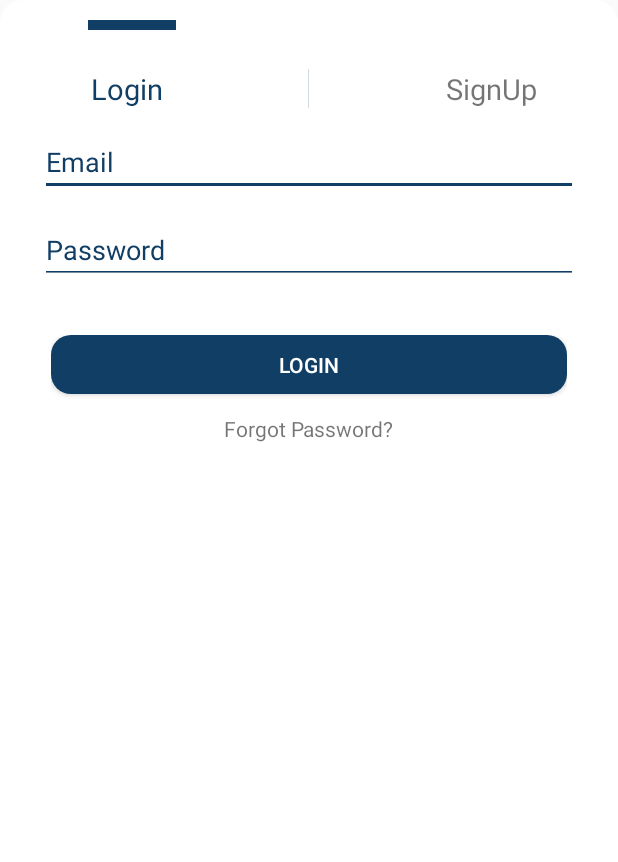
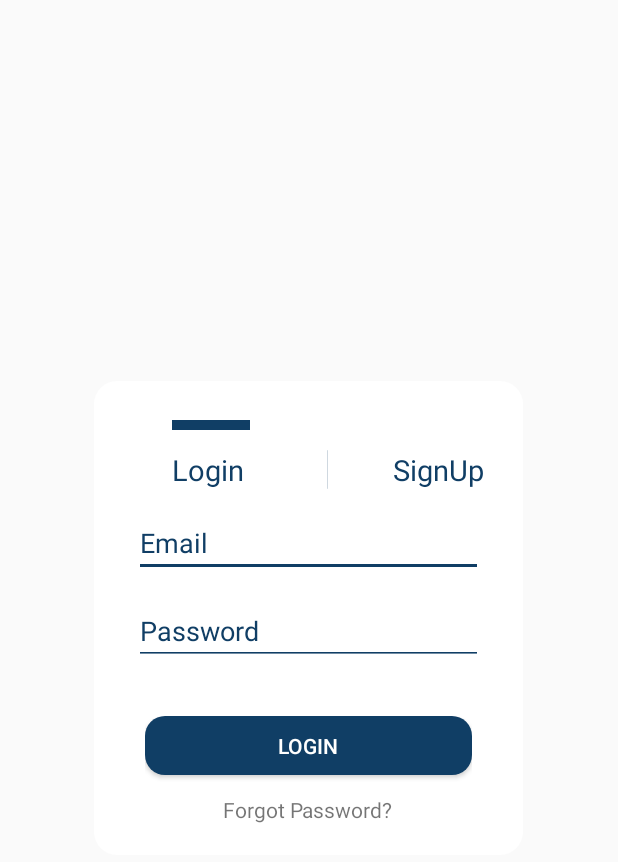
Before and after one commit to haiderSultan502/LiveNewsGlobe, an Android app: the layout custom_login_signup_dialog.xml on its own in the app's theme, with its tools: preview values and no code run, on a phone screen of 412 x 824 dp. Shown: the top 862 px of the screen. Run offline under Robolectric (Android 15) with nearby library versions, the phone set to English and light mode, and no system bars.

```diff
--- a/app/src/main/java/com/example/livenewsglobe/adapter/NewsItem.java
+++ b/app/src/main/java/com/example/livenewsglobe/adapter/NewsItem.java
@@ -1,15 +1,11 @@
 package com.example.livenewsglobe.adapter;
 
-import android.app.Dialog;
 import android.content.Context;
-import android.graphics.Color;
-import android.graphics.drawable.ColorDrawable;
 import android.os.Bundle;
 import android.view.LayoutInflater;
 import android.view.View;
 import android.view.ViewGroup;
 import android.view.animation.Animation;
-import android.widget.Button;
 import android.widget.ImageView;
 import android.widget.LinearLayout;
 import android.widget.TextView;
@@ -157,7 +153,7 @@ public class NewsItem extends RecyclerView.Adapter<NewsItem.ItemViewHolder> impl
         holder.imageVideoPlayButton.setOnClickListener(new View.OnClickListener() {
             @Override
             public void onClick(View v) {
-                customAlertDialog.clickListener();
+                customAlertDialog.showDialog();
             }
         });
     }
--- a/app/src/main/res/anim/alert_bar_move_right.xml
+++ b/app/src/main/res/anim/alert_bar_move_right.xml
@@ -5,6 +5,6 @@
     android:fillAfter="true">
     <translate
         android:fromXDelta="0%p"
-        android:toXDelta="51%p"
+        android:toXDelta="48%p"
         android:duration="300" />
 </set>
--- a/app/src/main/res/layout/activity_main.xml
+++ b/app/src/main/res/layout/activity_main.xml
@@ -250,7 +250,7 @@
                             android:layout_width="match_parent"
                             android:layout_height="@dimen/_30sdp"
                             android:layout_alignParentLeft="true"
-                            android:layout_marginLeft="34dp"
+                            android:layout_marginLeft="@dimen/_17sdp"
                             android:layout_marginTop="@dimen/_5sdp"
                             android:layout_marginRight="@dimen/_40sdp"
                             android:background="@drawable/seach_bg"
@@ -274,6 +274,9 @@
                     </RelativeLayout>
 
                 </LinearLayout>
+
+
+
                 <LinearLayout
                     android:id="@+id/linear_layout_recycler_view"
                     android:layout_width="match_parent"
--- a/app/src/main/res/layout/custom_login_signup_dialog.xml
+++ b/app/src/main/res/layout/custom_login_signup_dialog.xml
@@ -1,45 +1,48 @@
 <?xml version="1.0" encoding="utf-8"?>
 <LinearLayout
     xmlns:android="http://schemas.android.com/apk/res/android"
-    xmlns:app="http://schemas.android.com/apk/res-auto"
-    xmlns:tools="http://schemas.android.com/tools"
-    android:layout_width="match_parent"
-    android:layout_height="match_parent"
+    android:layout_width="@dimen/_220sdp"
+    android:layout_height="wrap_content"
     android:orientation="vertical"
+    android:layout_gravity="center"
     android:background="@drawable/layout_bg"
     android:animateLayoutChanges="true">
 
 
 
 
-    <LinearLayout
-        android:id="@+id/dialog_tab"
-        android:layout_width="match_parent"
-        android:layout_height="wrap_content"
-        android:layout_marginTop="@dimen/_10sdp"
-        android:layout_marginLeft="@dimen/_45sdp"
-        android:layout_marginRight="@dimen/_41sdp"
-        android:orientation="horizontal">
+<!--    <LinearLayout-->
+<!--        android:layout_width="@dimen/_160sdp"-->
+<!--        android:layout_height="@dimen/_20sdp"-->
+<!--        android:layout_marginTop="@dimen/_10sdp"-->
+<!--        android:layout_marginLeft="@dimen/_40sdp"-->
+<!--        android:layout_marginRight="@dimen/_40sdp"-->
+<!--        android:orientation="vertical"-->
+<!--        android:gravity="center_vertical">-->
         <View
-            android:layout_width="@dimen/_45sdp"
+            android:id="@+id/dialog_tab"
+            android:layout_width="@dimen/_40sdp"
             android:layout_height="@dimen/_5sdp"
             android:background="#103E65"
+            android:layout_marginTop="@dimen/_20sdp"
+            android:layout_marginLeft="@dimen/_40sdp"
             android:animateLayoutChanges="true">
         </View>
-    </LinearLayout>
+<!--    </LinearLayout>-->
 
 
         <RelativeLayout
-            android:layout_width="wrap_content"
+            android:layout_width="@dimen/_160sdp"
             android:layout_height="wrap_content"
-            android:layout_marginTop="@dimen/_20sdp">
+            android:layout_marginTop="@dimen/_10sdp"
+            android:layout_marginRight="@dimen/_40sdp"
+            android:layout_marginLeft="@dimen/_40sdp">
             <TextView
                 android:id="@+id/login"
-                android:layout_width="@dimen/_130sdp"
+                android:layout_width="wrap_content"
                 android:layout_height="wrap_content"
                 android:text="Login"
                 android:textColor="#103E65"
-                android:gravity="center"
                 android:textSize="@dimen/_15sdp"
                 android:layout_alignParentLeft="true"/>
             <ImageView
@@ -47,19 +50,14 @@
                 android:layout_height="@dimen/_20sdp"
                 android:src="@drawable/line_v"
                 android:layout_centerHorizontal="true"></ImageView>
-            <LinearLayout
+            <TextView
+                android:id="@+id/signUp"
                 android:layout_width="wrap_content"
                 android:layout_height="wrap_content"
-                android:layout_alignParentRight="true"
-                android:orientation="horizontal">
-                <TextView
-                    android:id="@+id/signUp"
-                    android:layout_width="@dimen/_130sdp"
-                    android:layout_height="wrap_content"
-                    android:gravity="center"
-                    android:text="SignUp"
-                    android:textSize="@dimen/_15sdp" />
-            </LinearLayout>
+                android:text="SignUp"
+                android:textColor="#103E65"
+                android:textSize="@dimen/_15sdp"
+                android:layout_alignParentRight="true"/>
 
         </RelativeLayout>
 
```
Also changed, not shown: app/src/main/java/com/example/livenewsglobe/fragments/Home.java (+5 -5 lines), app/src/main/java/com/example/livenewsglobe/models/StateModelsClasses/About.java (deleted, +0 -20 lines), app/src/main/java/com/example/livenewsglobe/models/StateModelsClasses/Collection.java (deleted, +0 -20 lines), app/src/main/java/com/example/livenewsglobe/models/StateModelsClasses/Cury.java (deleted, +0 -42 lines), app/src/main/java/com/example/livenewsglobe/models/StateModelsClasses/Links.java (deleted, +0 -65 lines), app/src/main/java/com/example/livenewsglobe/models/StateModelsClasses/Self.java (deleted, +0 -20 lines), app/src/main/java/com/example/livenewsglobe/models/StateModelsClasses/StateModel.java (deleted, +0 -132 lines), app/src/main/java/com/example/livenewsglobe/models/StateModelsClasses/WpPostType.java (deleted, +0 -20 lines), app/src/main/java/com/example/livenewsglobe/otherClasses/CustomAlertDialog.java (+42 -45 lines).
